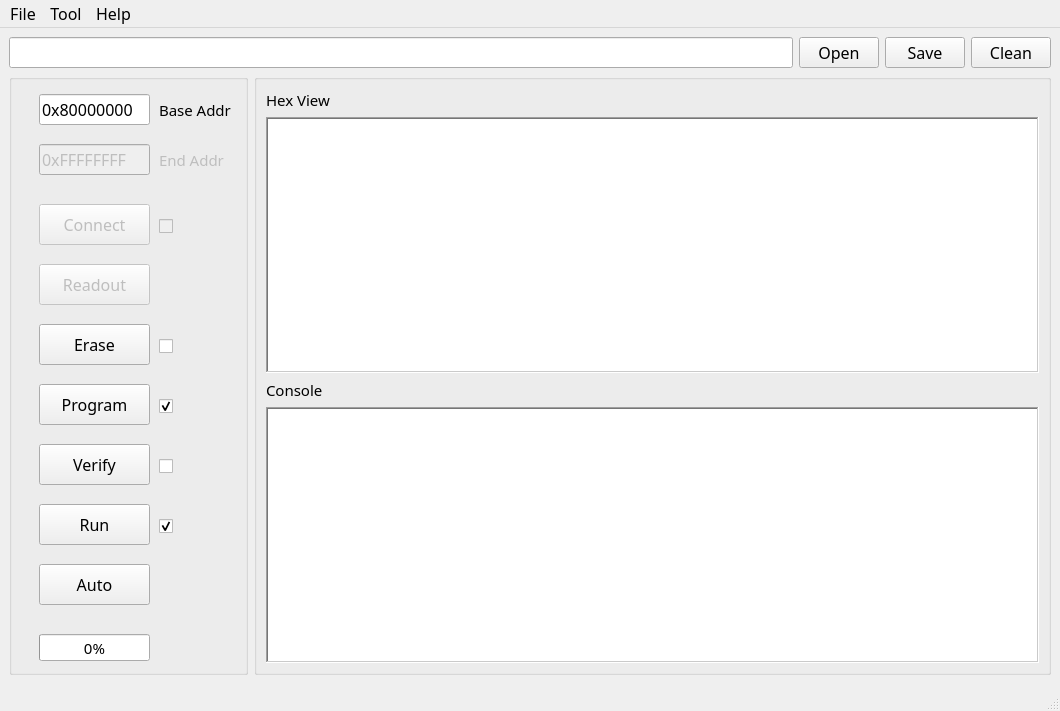
angryflyer/QtRvFlash, file RvFlash/mainwindow.ui: the form before one commit.
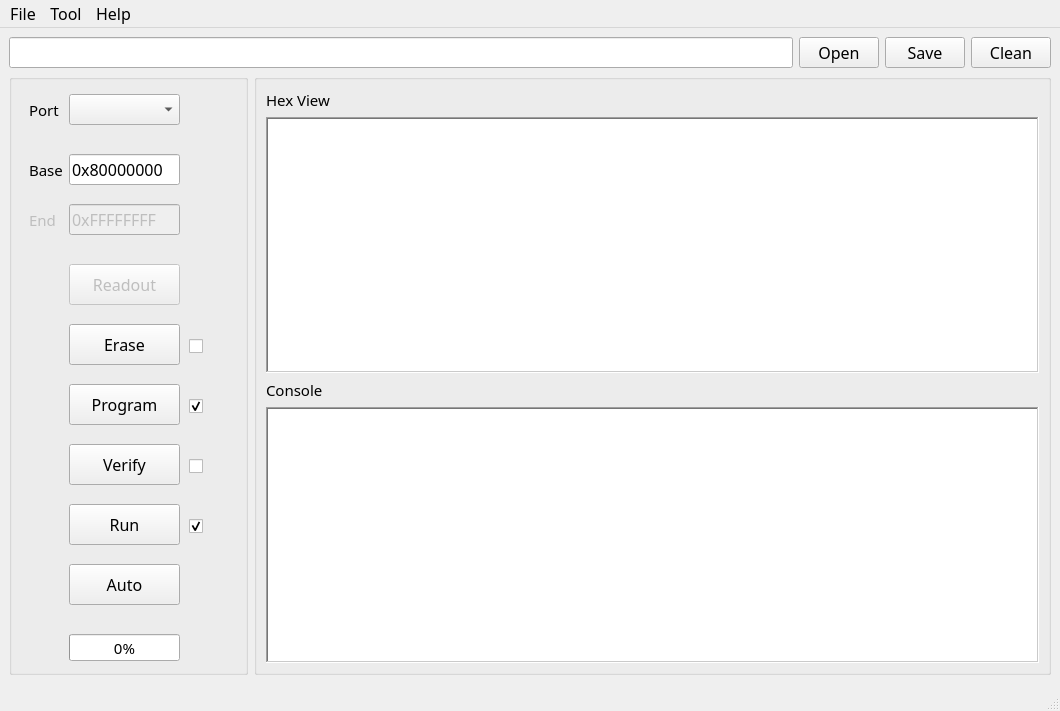
The form after the commit. Icons and pictures are not drawn. Custom widgets are drawn as their Qt base class.

What changed in the file:
```diff
--- a/RvFlash/mainwindow.ui
+++ b/RvFlash/mainwindow.ui
@@ -70,7 +70,7 @@
         <widget class="QPushButton" name="pushButtonAuto">
          <property name="geometry">
           <rect>
-           <x>30</x>
+           <x>60</x>
            <y>490</y>
            <width>111</width>
            <height>41</height>
@@ -86,47 +86,10 @@
           <string>Auto</string>
          </property>
         </widget>
-        <widget class="QPushButton" name="pushButtonConnect">
-         <property name="enabled">
-          <bool>false</bool>
-         </property>
-         <property name="geometry">
-          <rect>
-           <x>30</x>
-           <y>130</y>
-           <width>111</width>
-           <height>41</height>
-          </rect>
-         </property>
-         <property name="font">
-          <font>
-           <family>宋体</family>
-           <pointsize>12</pointsize>
-          </font>
-         </property>
-         <property name="contextMenuPolicy">
-          <enum>Qt::DefaultContextMenu</enum>
-         </property>
-         <property name="text">
-          <string>Connect</string>
-         </property>
-         <property name="autoExclusive">
-          <bool>false</bool>
-         </property>
-         <property name="autoDefault">
-          <bool>false</bool>
-         </property>
-         <property name="default">
-          <bool>false</bool>
-         </property>
-         <property name="flat">
-          <bool>false</bool>
-         </property>
-        </widget>
         <widget class="QPushButton" name="pushButtonRun">
          <property name="geometry">
           <rect>
-           <x>30</x>
+           <x>60</x>
            <y>430</y>
            <width>111</width>
            <height>41</height>
@@ -145,7 +108,7 @@
         <widget class="QPushButton" name="pushButtonProgram">
          <property name="geometry">
           <rect>
-           <x>30</x>
+           <x>60</x>
            <y>310</y>
            <width>111</width>
            <height>41</height>
@@ -164,7 +127,7 @@
         <widget class="QPushButton" name="pushButtonVerify">
          <property name="geometry">
           <rect>
-           <x>30</x>
+           <x>60</x>
            <y>370</y>
            <width>111</width>
            <height>41</height>
@@ -186,7 +149,7 @@
          </property>
          <property name="geometry">
           <rect>
-           <x>30</x>
+           <x>60</x>
            <y>190</y>
            <width>111</width>
            <height>41</height>
@@ -208,7 +171,7 @@
          </property>
          <property name="geometry">
           <rect>
-           <x>30</x>
+           <x>60</x>
            <y>250</y>
            <width>111</width>
            <height>41</height>
@@ -224,29 +187,13 @@
           <string>Erase</string>
          </property>
         </widget>
-        <widget class="QCheckBox" name="checkBoxConnect">
-         <property name="enabled">
-          <bool>false</bool>
-         </property>
-         <property name="geometry">
-          <rect>
-           <x>150</x>
-           <y>140</y>
-           <width>21</width>
-           <height>24</height>
-          </rect>
-         </property>
-         <property name="text">
-          <string/>
-         </property>
-        </widget>
         <widget class="QCheckBox" name="checkBoxErase">
          <property name="enabled">
           <bool>true</bool>
          </property>
          <property name="geometry">
           <rect>
-           <x>150</x>
+           <x>180</x>
            <y>260</y>
            <width>21</width>
            <height>24</height>
@@ -265,7 +212,7 @@
         <widget class="QCheckBox" name="checkBoxProgram">
          <property name="geometry">
           <rect>
-           <x>150</x>
+           <x>180</x>
            <y>320</y>
            <width>21</width>
            <height>24</height>
@@ -281,7 +228,7 @@
         <widget class="QCheckBox" name="checkBoxVerify">
          <property name="geometry">
           <rect>
-           <x>150</x>
+           <x>180</x>
            <y>380</y>
            <width>21</width>
            <height>24</height>
@@ -297,9 +244,9 @@
         <widget class="QLabel" name="label">
          <property name="geometry">
           <rect>
-           <x>150</x>
-           <y>20</y>
-           <width>81</width>
+           <x>20</x>
+           <y>80</y>
+           <width>41</width>
            <height>31</height>
           </rect>
          </property>
@@ -310,14 +257,14 @@
           </font>
          </property>
          <property name="text">
-          <string>Base Addr</string>
+          <string>Base</string>
          </property>
         </widget>
         <widget class="QLineEdit" name="lineEditAddress">
          <property name="geometry">
           <rect>
-           <x>30</x>
-           <y>20</y>
+           <x>60</x>
+           <y>80</y>
            <width>111</width>
            <height>31</height>
           </rect>
@@ -341,7 +288,7 @@
          </property>
          <property name="geometry">
           <rect>
-           <x>30</x>
+           <x>60</x>
            <y>560</y>
            <width>111</width>
            <height>27</height>
@@ -366,8 +313,8 @@
          </property>
          <property name="geometry">
           <rect>
-           <x>30</x>
-           <y>70</y>
+           <x>60</x>
+           <y>130</y>
            <width>111</width>
            <height>31</height>
           </rect>
@@ -400,9 +347,9 @@
          </property>
          <property name="geometry">
           <rect>
-           <x>150</x>
-           <y>70</y>
-           <width>71</width>
+           <x>20</x>
+           <y>130</y>
+           <width>41</width>
            <height>31</height>
           </rect>
          </property>
@@ -413,7 +360,7 @@
           </font>
          </property>
          <property name="text">
-          <string>End Addr</string>
+          <string>End</string>
          </property>
         </widget>
         <widget class="QCheckBox" name="checkBoxRun">
@@ -422,7 +369,7 @@
          </property>
          <property name="geometry">
           <rect>
-           <x>150</x>
+           <x>180</x>
            <y>440</y>
            <width>21</width>
            <height>24</height>
@@ -435,6 +382,67 @@
           <bool>true</bool>
          </property>
         </widget>
+        <widget class="QComboBox" name="comboBoxPort">
+         <property name="geometry">
+          <rect>
+           <x>60</x>
+           <y>20</y>
+           <width>111</width>
+           <height>31</height>
+          </rect>
+         </property>
+        </widget>
+        <widget class="QLabel" name="label_2">
+         <property name="geometry">
+          <rect>
+           <x>20</x>
+           <y>20</y>
+           <width>41</width>
+           <height>31</height>
+          </rect>
+         </property>
+         <property name="font">
+          <font>
+           <family>宋体</family>
+           <pointsize>11</pointsize>
+          </font>
+         </property>
+         <property name="text">
+          <string>Port</string>
+         </property>
+        </widget>
+        <widget class="QPushButton" name="pushButtonActive">
+         <property name="geometry">
+          <rect>
+           <x>180</x>
+           <y>20</y>
+           <width>31</width>
+           <height>31</height>
+          </rect>
+         </property>
+         <property name="contextMenuPolicy">
+          <enum>Qt::DefaultContextMenu</enum>
+         </property>
+         <property name="text">
+          <string/>
+         </property>
+         <property name="icon">
+          <iconset resource="Resources/logo.qrc">
+           <normaloff>:/image/connect.png</normaloff>:/image/connect.png</iconset>
+         </property>
+         <property name="iconSize">
+          <size>
+           <width>30</width>
+           <height>30</height>
+          </size>
+         </property>
+         <property name="checkable">
+          <bool>false</bool>
+         </property>
+         <property name="flat">
+          <bool>true</bool>
+         </property>
+        </widget>
        </widget>
       </item>
       <item>
```
Left out of the diff: 2 changed lines with no effect on the pictures.
